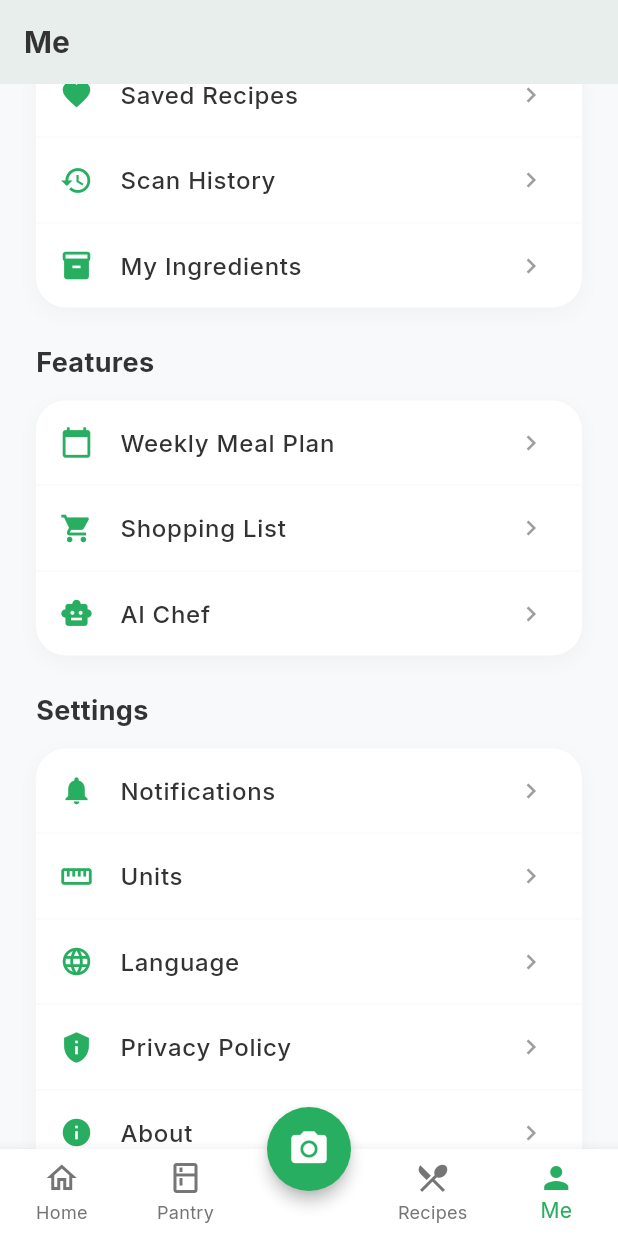
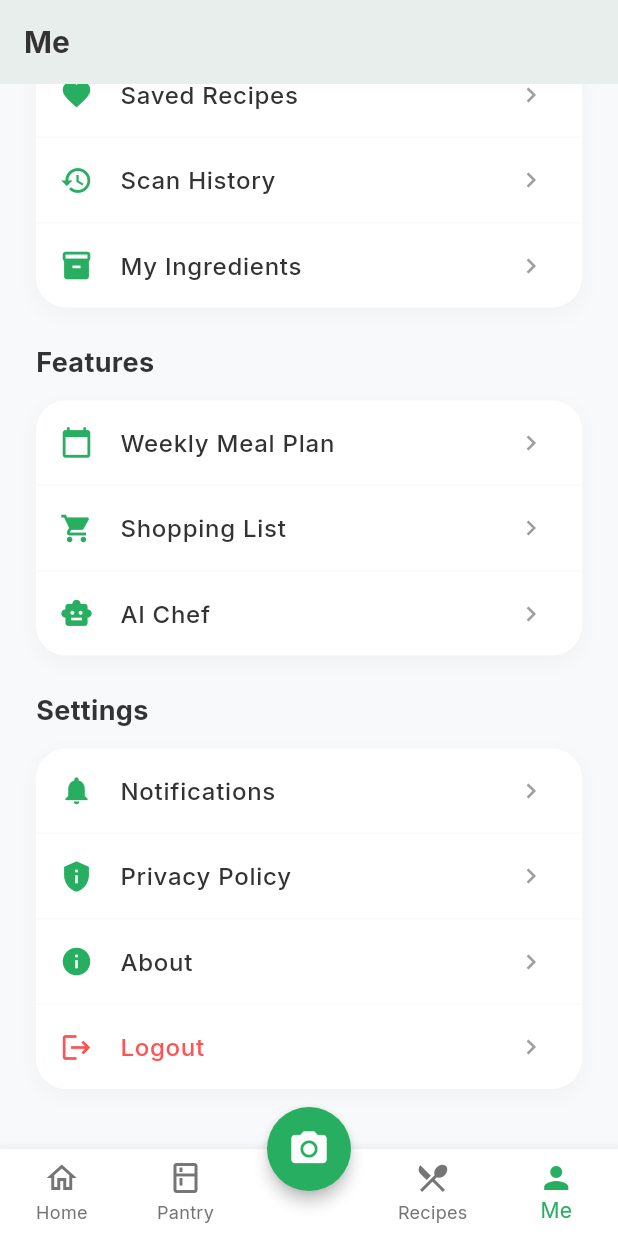
Before and after one commit to zgsddzwj/cook_app, a Flutter app: the screen it shows after launch, item 5 of the bottom bar chosen, scrolled down 435 dp, on a phone screen of 412 x 824 dp. Run offline on Flutter 3.47's test engine with Material 3 defaults, Android fonts, the phone set to English and light mode, and no system bars; our stand-ins replace dio, dotted_border, flutter_dotenv, fluttertoast, google_fonts, image_picker; network calls fail.

Commit message:
chore:simplify_settings_section

```diff
--- a/lib/pages/profile_page.dart
+++ b/lib/pages/profile_page.dart
@@ -66,8 +66,6 @@ class ProfilePage extends StatelessWidget {
                   title: l10n.settings,
                   items: [
                     _ListItem(icon: Icons.notifications, title: l10n.notifications, route: '/profile/settings/notifications'),
-                    _ListItem(icon: Icons.straighten, title: l10n.units, route: '/profile/settings/units'),
-                    _ListItem(icon: Icons.language, title: l10n.language, route: '/profile/settings/language'),
                     _ListItem(icon: Icons.privacy_tip, title: l10n.privacyPolicy, route: '/profile/settings/privacy'),
                     _ListItem(icon: Icons.info, title: l10n.about, route: '/profile/settings/about'),
                     _ListItem(icon: Icons.logout, title: l10n.logout, action: 'logout', isDestructive: true),
@@ -263,10 +261,6 @@ class ProfilePage extends StatelessWidget {
                         Navigator.push(context, MaterialPageRoute(builder: (_) => const ScanHistoryPage()));
                       } else if (item.route == '/profile/settings/notifications') {
                         ScaffoldMessenger.of(context).showSnackBar(const SnackBar(content: Text('打开通知设置')));
-                      } else if (item.route == '/profile/settings/units') {
-                        ScaffoldMessenger.of(context).showSnackBar(const SnackBar(content: Text('打开单位设置')));
-                      } else if (item.route == '/profile/settings/language') {
-                        ScaffoldMessenger.of(context).showSnackBar(const SnackBar(content: Text('打开语言设置')));
                       } else if (item.route == '/profile/settings/privacy') {
                         ScaffoldMessenger.of(context).showSnackBar(const SnackBar(content: Text('查看隐私政策')));
                       } else if (item.route == '/profile/settings/about') {
```
